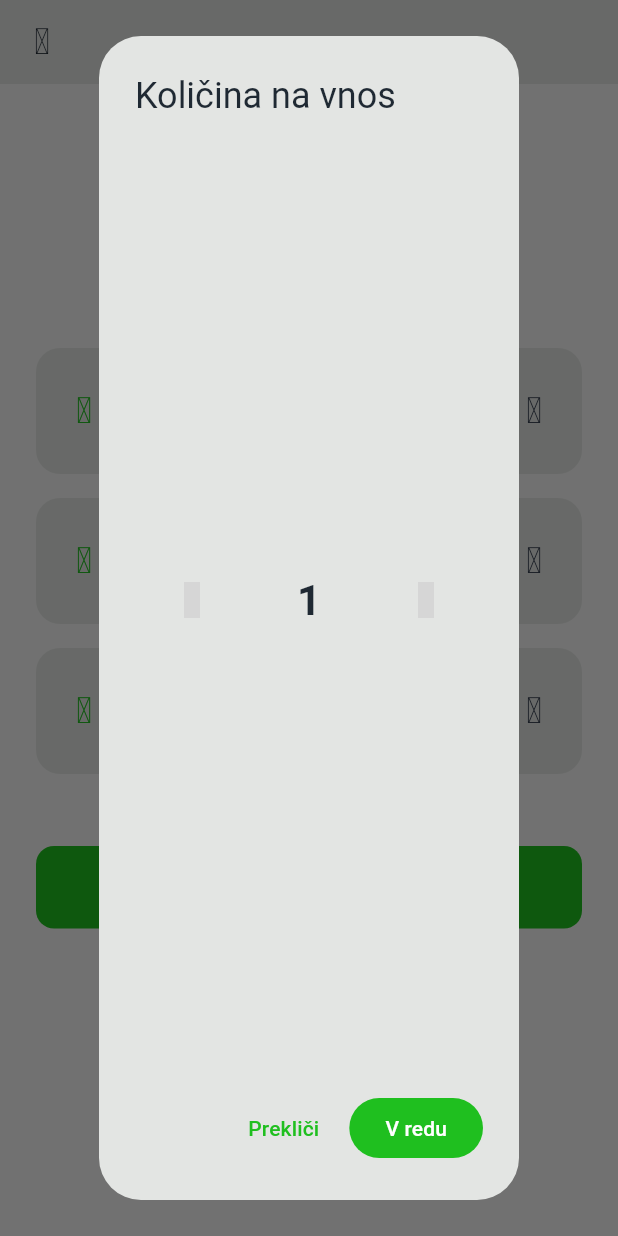
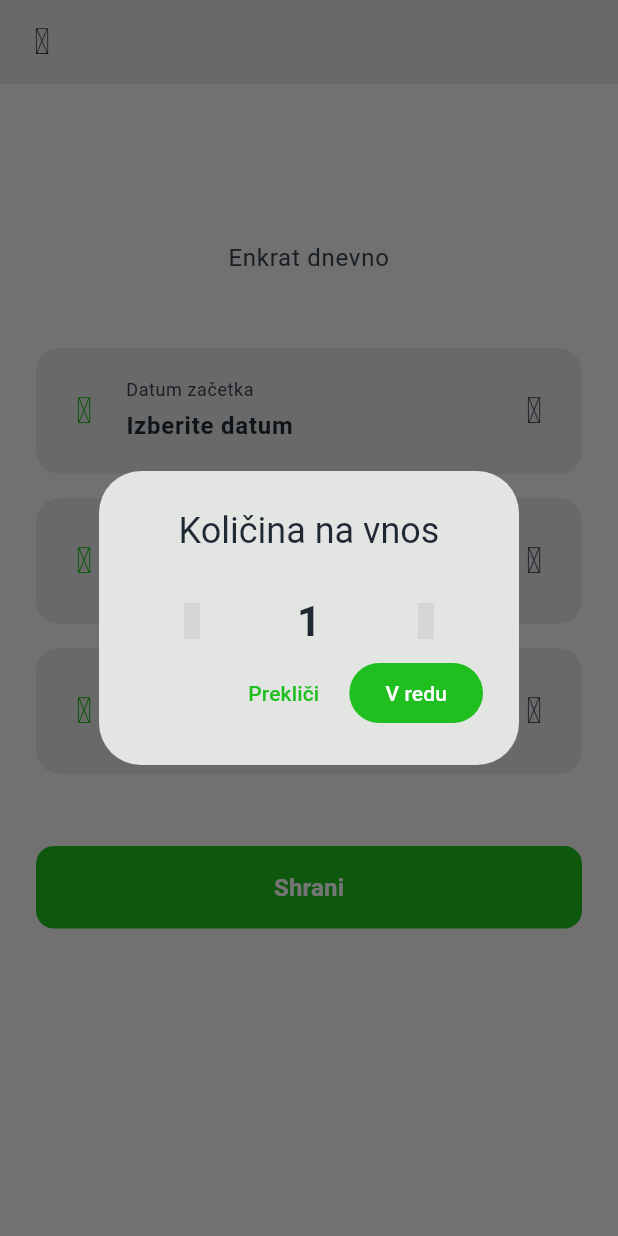
Before and after one commit to namedTim/lekec, a Flutter app: the SimpleMedicationPlanningScreen screen opened directly with empty values, after a tap on "Količina", on a phone screen of 412 x 824 dp. Run offline on Flutter 3.47's test engine with Material 3 defaults, Android fonts, the light colour scheme and no system bars; our stand-ins replace drift, flutter_riverpod, go_router, material_symbols_icons, riverpod, riverpod_annotation; accounts and stored records are empty; generated files the repository leaves out were written again; grey boxes are pictures that could not be loaded.

Commit message:
flow change

```diff
--- a/lib/ui/components/quantity_selector.dart
+++ b/lib/ui/components/quantity_selector.dart
@@ -46,8 +46,13 @@ class _QuantitySelectorState extends State<QuantitySelector> {
     final colors = theme.colorScheme;
 
     return AlertDialog(
-      title: Text(widget.label),
-      content: Row(
+      title: Text(
+        widget.label,
+        textAlign: TextAlign.center,
+      ),
+      contentPadding: const EdgeInsets.fromLTRB(24, 20, 24, 0),
+      content: IntrinsicHeight(
+        child: Row(
           mainAxisAlignment: MainAxisAlignment.center,
           mainAxisSize: MainAxisSize.min,
           children: [
@@ -81,6 +86,7 @@ class _QuantitySelectorState extends State<QuantitySelector> {
             ),
           ],
         ),
+      ),
       actions: [
         TextButton(
           onPressed: () => Navigator.of(context).pop(),
--- a/lib/ui/screens/medication_frequency_selection.dart
+++ b/lib/ui/screens/medication_frequency_selection.dart
@@ -74,8 +74,8 @@ class _MedicationFrequencySelectionScreenState
     return Scaffold(
       appBar: AppBar(
         leading: IconButton(
-          icon: const Icon(Symbols.close),
-          onPressed: () => context.go('/'),
+          icon: const Icon(Symbols.arrow_back),
+          onPressed: () => context.pop(),
         ),
         title: const Text(''),
       ),
--- a/lib/ui/screens/simple_medication_planning.dart
+++ b/lib/ui/screens/simple_medication_planning.dart
@@ -146,8 +146,8 @@ class _SimpleMedicationPlanningScreenState
     return Scaffold(
       appBar: AppBar(
         leading: IconButton(
-          icon: const Icon(Symbols.close),
-          onPressed: () => context.go('/'),
+          icon: const Icon(Symbols.arrow_back),
+          onPressed: () => context.pop(),
         ),
         title: const Text(''),
       ),
```
Lines whose indentation alone changed are shown as unchanged.
